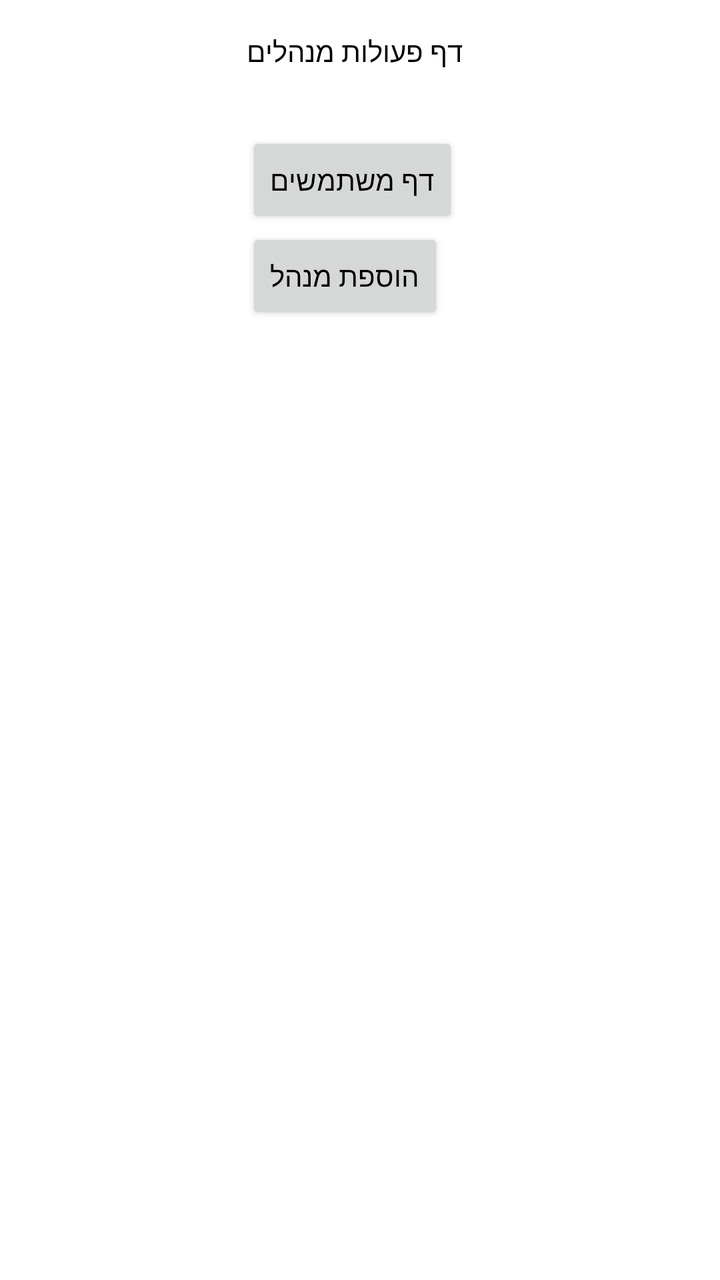
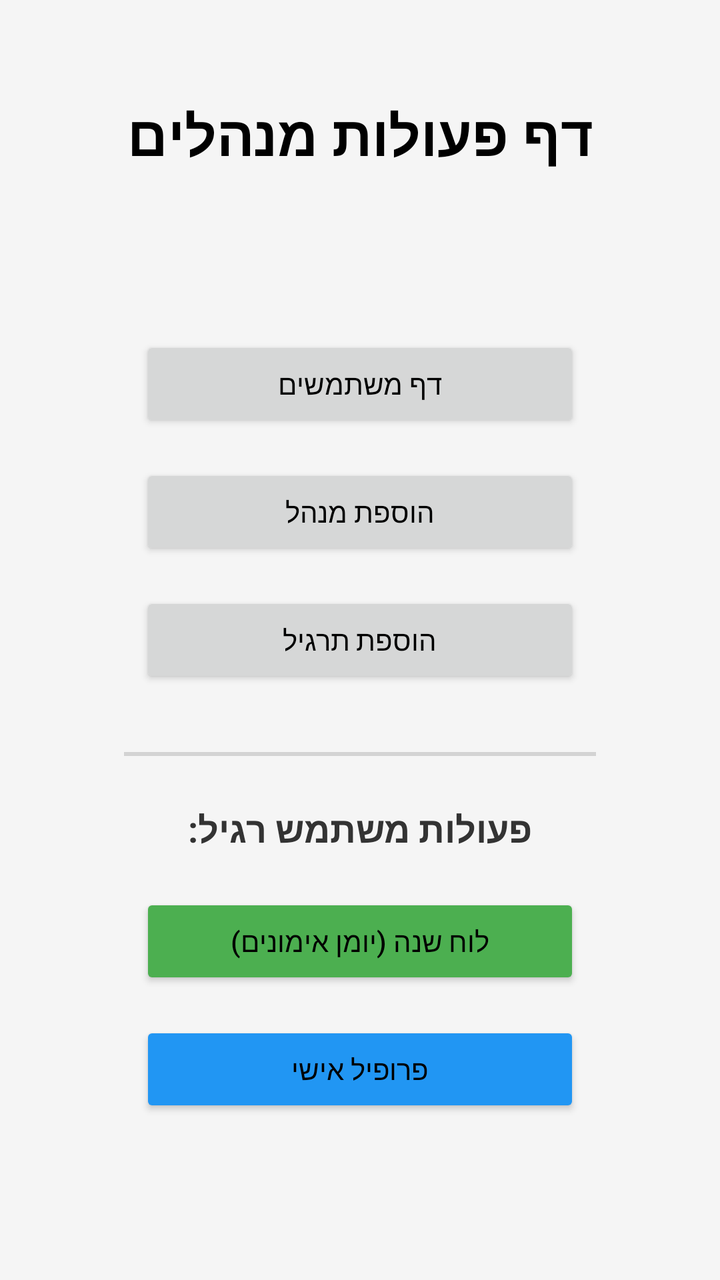

Screens rendered from an Android XML layout before and after an edit, with the pre-edit source and the edit as a unified diff.
<!-- AndroidManifest.xml: application theme Theme.Gym_calender10 -->
<!-- res/layout/activity_admin_page.xml -->
<?xml version="1.0" encoding="utf-8"?>
<androidx.constraintlayout.widget.ConstraintLayout xmlns:android="http://schemas.android.com/apk/res/android"
    xmlns:app="http://schemas.android.com/apk/res-auto"
    xmlns:tools="http://schemas.android.com/tools"
    android:id="@+id/main"
    android:layout_width="match_parent"
    android:layout_height="match_parent"
    tools:context=".AdminPage">


    <TextView
        android:id="@+id/title"
        android:layout_width="wrap_content"
        android:layout_height="wrap_content"
        android:layout_marginStart="123dp"
        android:layout_marginTop="16dp"
        android:layout_marginBottom="31dp"
        android:text="דף פעולות מנהלים"
        app:layout_constraintBottom_toTopOf="@+id/btnGoUsersList"
        app:layout_constraintStart_toStartOf="parent"
        app:layout_constraintTop_toTopOf="parent" />

    <Button
        android:id="@+id/btnGoUsersList"
        android:layout_width="wrap_content"
        android:layout_height="wrap_content"
        android:text="דף משתמשים"
        app:layout_constraintBottom_toTopOf="@+id/btnGoAddAdmin"
        app:layout_constraintStart_toStartOf="@+id/title"
        app:layout_constraintTop_toBottomOf="@+id/title" />

    <Button
        android:id="@+id/btnGoAddAdmin"
        android:layout_width="wrap_content"
        android:layout_height="wrap_content"
        android:text="הוספת מנהל"
        app:layout_constraintBottom_toTopOf="@+id/btnGoAddExercise"
        app:layout_constraintStart_toStartOf="@+id/btnGoUsersList"
        app:layout_constraintTop_toBottomOf="@+id/btnGoUsersList" />

    <Button
        android:id="@+id/btnGoAddExercise"
        android:layout_width="0dp"
        android:layout_height="0dp"
        android:layout_marginStart="11dp"
        android:layout_marginEnd="11dp"
        android:layout_marginBottom="467dp"
        android:text="הוספת תרגיל"
        app:layout_constraintBottom_toBottomOf="parent"
        app:layout_constraintEnd_toEndOf="@+id/btnGoAddAdmin"
        app:layout_constraintStart_toStartOf="@+id/btnGoAddAdmin"
        app:layout_constraintTop_toBottomOf="@+id/btnGoAddAdmin" />

</androidx.constraintlayout.widget.ConstraintLayout>
<!-- resources referenced by this layout -->
<resources>
  <style name="Theme.Gym_calender10" parent="Theme.Material3.Light.NoActionBar">
          <item name="android:colorBackground">#FFFFFF</item>
          <item name="android:textColor">#000000</item>
          <item name="colorPrimary">#2196F3</item>
          <item name="colorPrimaryDark">#1976D2</item>
          <item name="colorAccent">#03A9F4</item>
      </style>
</resources>

<!-- the commit's change to res/layout/activity_admin_page.xml (unified diff, before → after) -->
@@ -5,50 +5,79 @@
     android:id="@+id/main"
     android:layout_width="match_parent"
     android:layout_height="match_parent"
+    android:background="#F5F5F5"
     tools:context=".AdminPage">
-
 
     <TextView
         android:id="@+id/title"
         android:layout_width="wrap_content"
         android:layout_height="wrap_content"
-        android:layout_marginStart="123dp"
-        android:layout_marginTop="16dp"
-        android:layout_marginBottom="31dp"
+        android:layout_marginTop="48dp"
         android:text="דף פעולות מנהלים"
-        app:layout_constraintBottom_toTopOf="@+id/btnGoUsersList"
+        android:textSize="28sp"
+        android:textStyle="bold"
+        app:layout_constraintEnd_toEndOf="parent"
         app:layout_constraintStart_toStartOf="parent"
         app:layout_constraintTop_toTopOf="parent" />
 
-    <Button
-        android:id="@+id/btnGoUsersList"
+    <LinearLayout
         android:layout_width="wrap_content"
         android:layout_height="wrap_content"
-        android:text="דף משתמשים"
-        app:layout_constraintBottom_toTopOf="@+id/btnGoAddAdmin"
-        app:layout_constraintStart_toStartOf="@+id/title"
-        app:layout_constraintTop_toBottomOf="@+id/title" />
+        android:orientation="vertical"
+        android:gravity="center_horizontal"
+        app:layout_constraintBottom_toBottomOf="parent"
+        app:layout_constraintEnd_toEndOf="parent"
+        app:layout_constraintStart_toStartOf="parent"
+        app:layout_constraintTop_toBottomOf="@id/title">
 
-    <Button
-        android:id="@+id/btnGoAddAdmin"
-        android:layout_width="wrap_content"
+        <Button
+            android:id="@+id/btnGoUsersList"
+            android:layout_width="220dp"
+            android:layout_height="wrap_content"
+            android:layout_margin="8dp"
+            android:text="דף משתמשים" />
+
+        <Button
+            android:id="@+id/btnGoAddAdmin"
+            android:layout_width="220dp"
+            android:layout_height="wrap_content"
+            android:layout_margin="8dp"
+            android:text="הוספת מנהל" />
+
+        <Button
+            android:id="@+id/btnGoAddExercise"
+            android:layout_width="220dp"
+            android:layout_height="wrap_content"
+            android:layout_margin="8dp"
+            android:text="הוספת תרגיל" />
+
+        <View
+            android:layout_width="match_parent"
+            android:layout_height="2dp"
+            android:layout_marginVertical="24dp"
+            android:background="#D3D3D3"/>
+
+        <TextView
+            android:layout_width="wrap_content"
+            android:layout_height="wrap_content"
+            android:layout_marginBottom="12dp"
+            android:text="פעולות משתמש רגיל:"
+            android:textSize="18sp"
+            android:textStyle="bold"
+            android:textColor="#333333"/>
+
+        <Button
+            android:id="@+id/btnGoCalendar"
+            android:layout_width="220dp"
+            android:layout_height="wrap_content"
+            android:layout_margin="8dp"
+            android:text="לוח שנה (יומן אימונים)"
+            app:backgroundTint="#4CAF50" /> <Button
+        android:id="@+id/btnGoProfile"
+        android:layout_width="220dp"
         android:layout_height="wrap_content"
-        android:text="הוספת מנהל"
-        app:layout_constraintBottom_toTopOf="@+id/btnGoAddExercise"
-        app:layout_constraintStart_toStartOf="@+id/btnGoUsersList"
-        app:layout_constraintTop_toBottomOf="@+id/btnGoUsersList" />
-
-    <Button
-        android:id="@+id/btnGoAddExercise"
-        android:layout_width="0dp"
-        android:layout_height="0dp"
-        android:layout_marginStart="11dp"
-        android:layout_marginEnd="11dp"
-        android:layout_marginBottom="467dp"
-        android:text="הוספת תרגיל"
-        app:layout_constraintBottom_toBottomOf="parent"
-        app:layout_constraintEnd_toEndOf="@+id/btnGoAddAdmin"
-        app:layout_constraintStart_toStartOf="@+id/btnGoAddAdmin"
-        app:layout_constraintTop_toBottomOf="@+id/btnGoAddAdmin" />
+        android:layout_margin="8dp"
+        android:text="פרופיל אישי"
+        app:backgroundTint="#2196F3" /> </LinearLayout>
 
 </androidx.constraintlayout.widget.ConstraintLayout>
